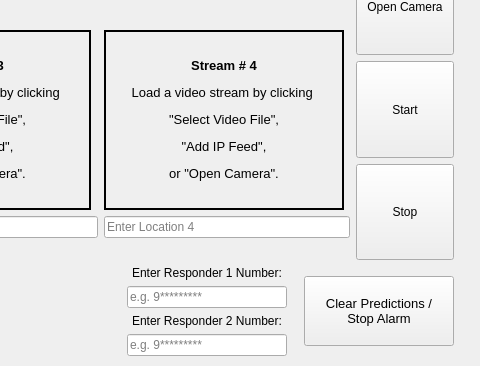
The window that mainwidget.ui (markymarc1227/hawkai) describes before a commit, drawn with Qt 5; both pictures show x 170 to 650 and y 304 to 670 of the 650 by 670 pixel window.
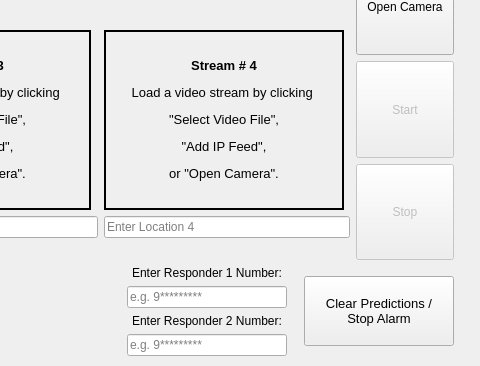
The same window after the commit. Icons and pictures are not drawn. Custom widgets are drawn as their Qt base class.

Diff of the .ui file:
```diff
--- a/mainwidget.ui
+++ b/mainwidget.ui
@@ -500,6 +500,9 @@
         </item>
         <item>
          <widget class="QPushButton" name="start_button">
+          <property name="enabled">
+           <bool>false</bool>
+          </property>
           <property name="sizePolicy">
            <sizepolicy hsizetype="Minimum" vsizetype="Expanding">
             <horstretch>0</horstretch>
@@ -516,6 +519,9 @@
         </item>
         <item>
          <widget class="QPushButton" name="stop_button">
+          <property name="enabled">
+           <bool>false</bool>
+          </property>
           <property name="sizePolicy">
            <sizepolicy hsizetype="Minimum" vsizetype="Expanding">
             <horstretch>0</horstretch>
```
Left out of the diff: 11 changed lines with no effect on the pictures.
